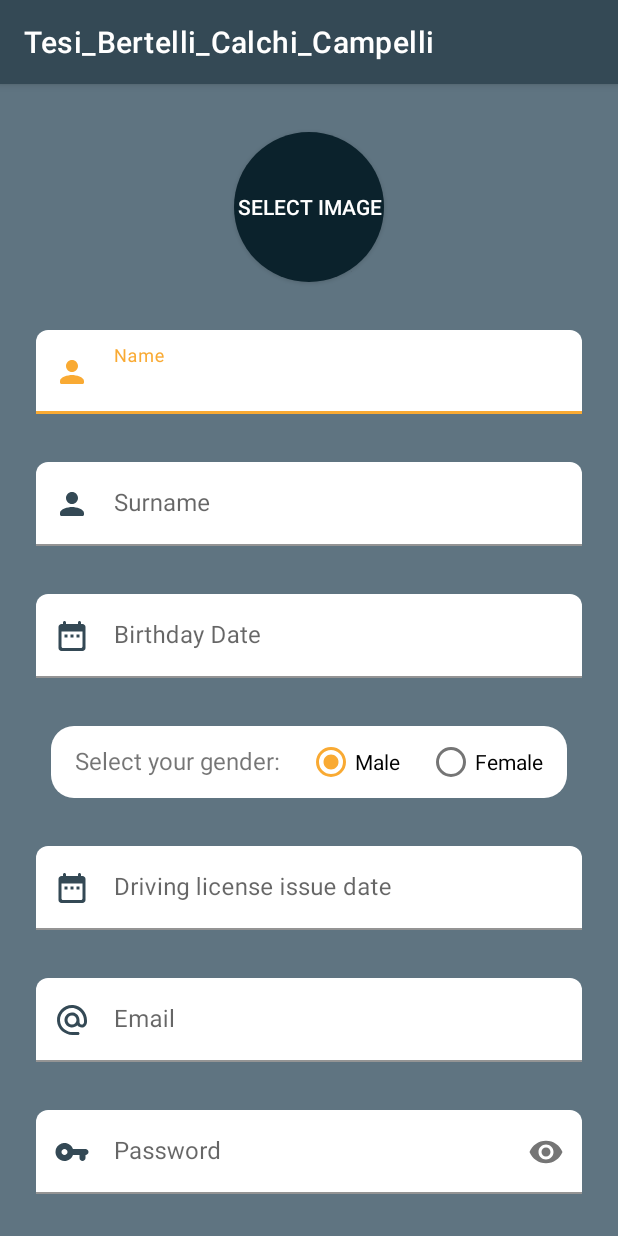
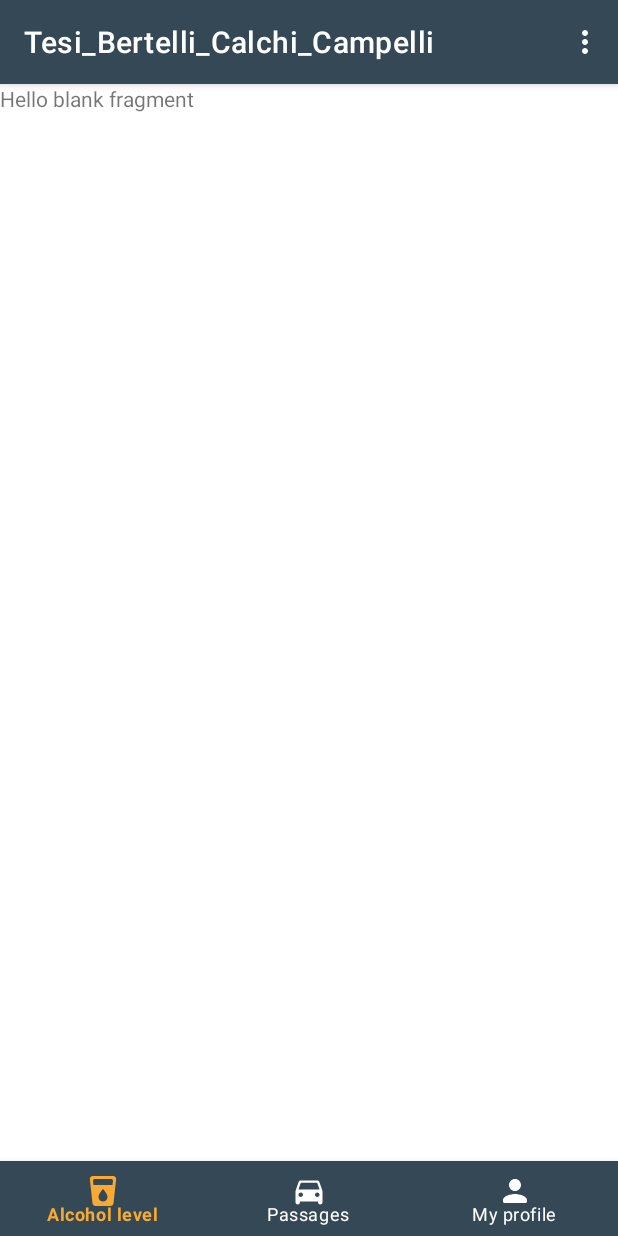
Before and after one commit to Samyber/Tesi_Bertelli_Calchi_Campelli, an Android app: the screen it shows after launch (RegisterActivity before the commit, MainActivity after it), on a phone screen of 412 x 824 dp. Run offline under Robolectric (Android 15) with nearby library versions, the phone set to English and light mode, and no system bars; our stand-ins replace Firebase (no records; nobody signed in at launch, a user with empty details on screens opened directly).

Commit message:
Aggiunto link per andare nella schermata del calcolo del tasso alcolemico in RegisterActivity.kt e LoginActivity.kt
Aggiunto bottomNavigation in MainActivity.kt

Aggiunto menu in MainActivity.kt

```diff
--- a/app/build.gradle
+++ b/app/build.gradle
@@ -53,6 +53,7 @@ dependencies {
     implementation 'com.google.firebase:firebase-auth:21.0.1'
     implementation 'com.google.firebase:firebase-storage:20.0.0'
     implementation 'com.google.firebase:firebase-database-ktx:20.0.0'
+    implementation 'androidx.legacy:legacy-support-v4:1.0.0'
 
     testImplementation 'junit:junit:4.+'
     androidTestImplementation 'androidx.test.ext:junit:1.1.3'
--- a/app/src/main/java/com/samaeli/tesi/MainActivity.kt
+++ b/app/src/main/java/com/samaeli/tesi/MainActivity.kt
@@ -1,11 +1,76 @@
 package com.samaeli.tesi
 
+import android.content.Intent
 import androidx.appcompat.app.AppCompatActivity
 import android.os.Bundle
+import android.view.Menu
+import android.view.MenuItem
+import com.google.firebase.auth.FirebaseAuth
+import com.samaeli.tesi.calculationBloodAlcohol.AlcoholLevelFragment
+import com.samaeli.tesi.databinding.ActivityMainBinding
 
 class MainActivity : AppCompatActivity() {
+
+    companion object{
+        val TAG = "Main Activity"
+    }
+
+    private var menu : Menu? = null
+
+    private lateinit var binding: ActivityMainBinding
+
     override fun onCreate(savedInstanceState: Bundle?) {
         super.onCreate(savedInstanceState)
-        setContentView(R.layout.activity_main)
+        //setContentView(R.layout.activity_main)
+        binding = ActivityMainBinding.inflate(layoutInflater)
+        val view = binding.root
+        setContentView(view)
+
+        supportFragmentManager.beginTransaction().replace(R.id.fragmentContainerMainActivity,AlcoholLevelFragment(),
+                "AlcoholLevelFragment").commit()
+
     }
+
+    override fun onCreateOptionsMenu(menu: Menu?): Boolean {
+
+        this.menu = menu
+        menuInflater.inflate(R.menu.nav_menu,menu)
+
+        if(FirebaseAuth.getInstance().uid != null){
+            this.menu!!.findItem(R.id.menuRegister).setVisible(false)
+            this.menu!!.findItem(R.id.menuLogin).setVisible(false)
+        }else{
+            this.menu!!.findItem(R.id.menuLogout).setVisible(false)
+        }
+
+        return super.onCreateOptionsMenu(menu)
+    }
+
+    override fun onOptionsItemSelected(item: MenuItem): Boolean {
+        when(item.itemId){
+            R.id.menuLogout -> {
+                val alcoholLevelFragment = supportFragmentManager.findFragmentByTag("AlcoholLevelFragment")
+                if(alcoholLevelFragment == null || !alcoholLevelFragment.isVisible){
+                    supportFragmentManager.beginTransaction().replace(R.id.fragmentContainerMainActivity,AlcoholLevelFragment(),
+                            "AlcoholLevelFragment").commit()
+                }
+                FirebaseAuth.getInstance().signOut()
+                menu!!.findItem(R.id.menuLogout).setVisible(false)
+                menu!!.findItem(R.id.menuLogin).setVisible(true)
+                menu!!.findItem(R.id.menuRegister).setVisible(true)
+            }
+            R.id.menuLogin -> {
+                val intent = Intent(this,LoginActivity::class.java)
+                intent.flags = Intent.FLAG_ACTIVITY_CLEAR_TASK.or(Intent.FLAG_ACTIVITY_NEW_TASK)
+                startActivity(intent)
+            }
+            R.id.menuRegister -> {
+                val intent = Intent(this,RegisterActivity::class.java)
+                intent.flags = Intent.FLAG_ACTIVITY_CLEAR_TASK.or(Intent.FLAG_ACTIVITY_NEW_TASK)
+                startActivity(intent)
+            }
+        }
+        return super.onOptionsItemSelected(item)
+    }
+
 }
--- /dev/null
+++ b/app/src/main/java/com/samaeli/tesi/calculationBloodAlcohol/AlcoholLevelFragment.kt
@@ -0,0 +1,35 @@
+package com.samaeli.tesi.calculationBloodAlcohol
+
+import android.os.Bundle
+import androidx.fragment.app.Fragment
+import android.view.LayoutInflater
+import android.view.View
+import android.view.ViewGroup
+import com.samaeli.tesi.R
+import com.samaeli.tesi.databinding.FragmentAlcoholLevelBinding
+
+class AlcoholLevelFragment : Fragment() {
+
+    private var _binding : FragmentAlcoholLevelBinding? = null
+    private val binding get() = _binding!!
+
+    override fun onCreate(savedInstanceState: Bundle?) {
+        super.onCreate(savedInstanceState)
+
+    }
+
+    override fun onCreateView(inflater: LayoutInflater, container: ViewGroup?,
+                              savedInstanceState: Bundle?): View? {
+        // Inflate the layout for this fragment
+        //return inflater.inflate(R.layout.fragment_alcohol_level, container, false)
+        _binding = FragmentAlcoholLevelBinding.inflate(inflater, container, false)
+        val view = binding.root
+        return view
+    }
+
+    override fun onDestroyView() {
+        super.onDestroyView()
+        _binding = null
+    }
+
+}
--- /dev/null
+++ b/app/src/main/res/drawable/ic_round_car_24.xml
@@ -0,0 +1,10 @@
+<vector xmlns:android="http://schemas.android.com/apk/res/android"
+    android:width="24dp"
+    android:height="24dp"
+    android:viewportWidth="24"
+    android:viewportHeight="24"
+    android:tint="?attr/colorControlNormal">
+  <path
+      android:fillColor="@android:color/white"
+      android:pathData="M18.92,6.01C18.72,5.42 18.16,5 17.5,5h-11c-0.66,0 -1.21,0.42 -1.42,1.01l-1.97,5.67c-0.07,0.21 -0.11,0.43 -0.11,0.66v7.16c0,0.83 0.67,1.5 1.5,1.5S6,20.33 6,19.5L6,19h12v0.5c0,0.82 0.67,1.5 1.5,1.5 0.82,0 1.5,-0.67 1.5,-1.5v-7.16c0,-0.22 -0.04,-0.45 -0.11,-0.66l-1.97,-5.67zM6.5,16c-0.83,0 -1.5,-0.67 -1.5,-1.5S5.67,13 6.5,13s1.5,0.67 1.5,1.5S7.33,16 6.5,16zM17.5,16c-0.83,0 -1.5,-0.67 -1.5,-1.5s0.67,-1.5 1.5,-1.5 1.5,0.67 1.5,1.5 -0.67,1.5 -1.5,1.5zM5,11l1.27,-3.82c0.14,-0.4 0.52,-0.68 0.95,-0.68h9.56c0.43,0 0.81,0.28 0.95,0.68L19,11L5,11z"/>
+</vector>
--- /dev/null
+++ b/app/src/main/res/drawable/ic_round_drink_24.xml
@@ -0,0 +1,10 @@
+<vector xmlns:android="http://schemas.android.com/apk/res/android"
+    android:width="24dp"
+    android:height="24dp"
+    android:viewportWidth="24"
+    android:viewportHeight="24"
+    android:tint="?attr/colorControlNormal">
+  <path
+      android:fillColor="@android:color/white"
+      android:pathData="M5.23,2C4.04,2 3.11,3.04 3.24,4.22l1.77,16.01C5.13,21.23 5.97,22 7,22h10c1.03,0 1.87,-0.77 1.99,-1.77l1.77,-16.01c0.13,-1.18 -0.8,-2.22 -1.99,-2.22L5.23,2zM12,19c-1.66,0 -3,-1.34 -3,-3 0,-1.55 1.81,-3.95 2.62,-4.94 0.2,-0.25 0.57,-0.25 0.77,0 0.81,1 2.62,3.39 2.62,4.94 -0.01,1.66 -1.35,3 -3.01,3zM18.33,8L5.67,8l-0.32,-2.89c-0.06,-0.59 0.4,-1.11 1,-1.11h11.3c0.59,0 1.06,0.52 0.99,1.11L18.33,8z"/>
+</vector>
--- /dev/null
+++ b/app/src/main/res/drawable/item_bottom_navigation_color.xml
@@ -0,0 +1,12 @@
+<?xml version="1.0" encoding="utf-8"?>
+<selector xmlns:android="http://schemas.android.com/apk/res/android">
+
+    <item
+        android:state_selected="true"
+        android:color="@color/secondaryColor" />
+
+    <item
+        android:state_selected="false"
+        android:color="@color/white" />
+
+</selector>
--- a/app/src/main/res/layout/activity_main.xml
+++ b/app/src/main/res/layout/activity_main.xml
@@ -6,13 +6,25 @@
     android:layout_height="match_parent"
     tools:context=".MainActivity">
 
-    <TextView
-        android:id="@+id/textView2"
-        android:layout_width="wrap_content"
-        android:layout_height="wrap_content"
-        android:text="Activity main"
+
+    <FrameLayout
+        android:id="@+id/fragmentContainerMainActivity"
+        android:layout_width="0dp"
+        android:layout_height="0dp"
+        app:layout_constraintBottom_toTopOf="@+id/bottomNavigationView"
+        app:layout_constraintEnd_toEndOf="parent"
+        app:layout_constraintStart_toStartOf="parent"
+        app:layout_constraintTop_toTopOf="parent" />
+
+    <com.google.android.material.bottomnavigation.BottomNavigationView
+        android:id="@+id/bottomNavigationView"
+        android:layout_width="0dp"
+        android:layout_height="50dp"
+        app:itemBackground="@color/primaryColor"
+        app:itemIconTint="@drawable/item_bottom_navigation_color"
+        app:itemTextColor="@drawable/item_bottom_navigation_color"
         app:layout_constraintBottom_toBottomOf="parent"
         app:layout_constraintEnd_toEndOf="parent"
         app:layout_constraintStart_toStartOf="parent"
-        app:layout_constraintTop_toTopOf="parent" />
+        app:menu="@menu/menu_bottom_navigation" />
 </androidx.constraintlayout.widget.ConstraintLayout>
--- /dev/null
+++ b/app/src/main/res/layout/fragment_alcohol_level.xml
@@ -0,0 +1,14 @@
+<?xml version="1.0" encoding="utf-8"?>
+<FrameLayout xmlns:android="http://schemas.android.com/apk/res/android"
+    xmlns:tools="http://schemas.android.com/tools"
+    android:layout_width="match_parent"
+    android:layout_height="match_parent"
+    tools:context=".calculationBloodAlcohol.AlcoholLevelFragment">
+
+    <!-- TODO: Update blank fragment layout -->
+    <TextView
+        android:layout_width="match_parent"
+        android:layout_height="match_parent"
+        android:text="@string/hello_blank_fragment" />
+
+</FrameLayout>
--- /dev/null
+++ b/app/src/main/res/menu/menu_bottom_navigation.xml
@@ -0,0 +1,16 @@
+<?xml version="1.0" encoding="utf-8"?>
+<menu xmlns:android="http://schemas.android.com/apk/res/android">
+
+    <item
+        android:id="@+id/bottomNavigationAlcoholLevel"
+        android:icon="@drawable/ic_round_drink_24"
+        android:title="@string/bottom_navigation_alcohol_level" />
+    <item
+        android:id="@+id/bottomNavigationPassages"
+        android:icon="@drawable/ic_round_car_24"
+        android:title="@string/bottom_navigation_passages" />
+    <item
+        android:id="@+id/bottomNavigationProfile"
+        android:icon="@drawable/ic_round_person_24"
+        android:title="@string/bottom_navigation_profile" />
+</menu>
--- /dev/null
+++ b/app/src/main/res/menu/nav_menu.xml
@@ -0,0 +1,16 @@
+<?xml version="1.0" encoding="utf-8"?>
+<menu xmlns:android="http://schemas.android.com/apk/res/android">
+
+    <item
+        android:id="@+id/menuRegister"
+        android:title="@string/menu_register" />
+    <item
+        android:id="@+id/menuLogin"
+        android:title="@string/menu_login" />
+    <item
+        android:id="@+id/menuLogout"
+        android:title="@string/menu_logout" />
+    <item
+        android:id="@+id/menuSettings"
+        android:title="@string/menu_settings" />
+</menu>
--- a/app/src/main/res/values/strings.xml
+++ b/app/src/main/res/values/strings.xml
@@ -17,8 +17,10 @@
     <string name="male">Male</string>
     <string name="female">Female</string>
     <string name="select_gender">Select your gender:</string>
+    <string name="alcohol_level_calculator_login">Go to alcohol level calculator without login</string>
+    <string name="alcohol_level_calculator_register">Go to alcohol level calculator without register</string>
+
     <string name="field_not_empty">Field cannot be empty</string>
-
     <string name="error_email">Error! Invalid Email</string>
     <string name="error_password_too_short">Error! Password must have 8 characters</string>
     <string name="error_password_not_match">Error! Password don\'t match</string>
@@ -28,4 +30,15 @@
 
     <string name="birthday_date_picker_title">Select birthday date</string>
     <string name="license_date_picker_title">Select driving license issue date</string>
+
+    <string name="menu_logout">Logout</string>
+    <string name="menu_login">Login</string>
+    <string name="menu_register">Register</string>
+    <string name="menu_settings">Settings</string>
+
+    <string name="bottom_navigation_alcohol_level">Alcohol level</string>
+    <string name="bottom_navigation_passages">Passages</string>
+    <string name="bottom_navigation_profile">My profile</string>
+    <!-- TODO: Remove or change this placeholder text -->
+    <string name="hello_blank_fragment">Hello blank fragment</string>
 </resources>
```
Also changed, not shown: app/src/main/AndroidManifest.xml (+9 -3 lines), app/src/main/java/com/samaeli/tesi/LoginActivity.kt (+7 -0 lines), app/src/main/java/com/samaeli/tesi/RegisterActivity.kt (+7 -0 lines), app/src/main/res/drawable/ic_round_logout_24.xml (added, +11 -0 lines), app/src/main/res/layout/activity_login.xml (+13 -0 lines), app/src/main/res/layout/activity_register.xml (+13 -0 lines).
